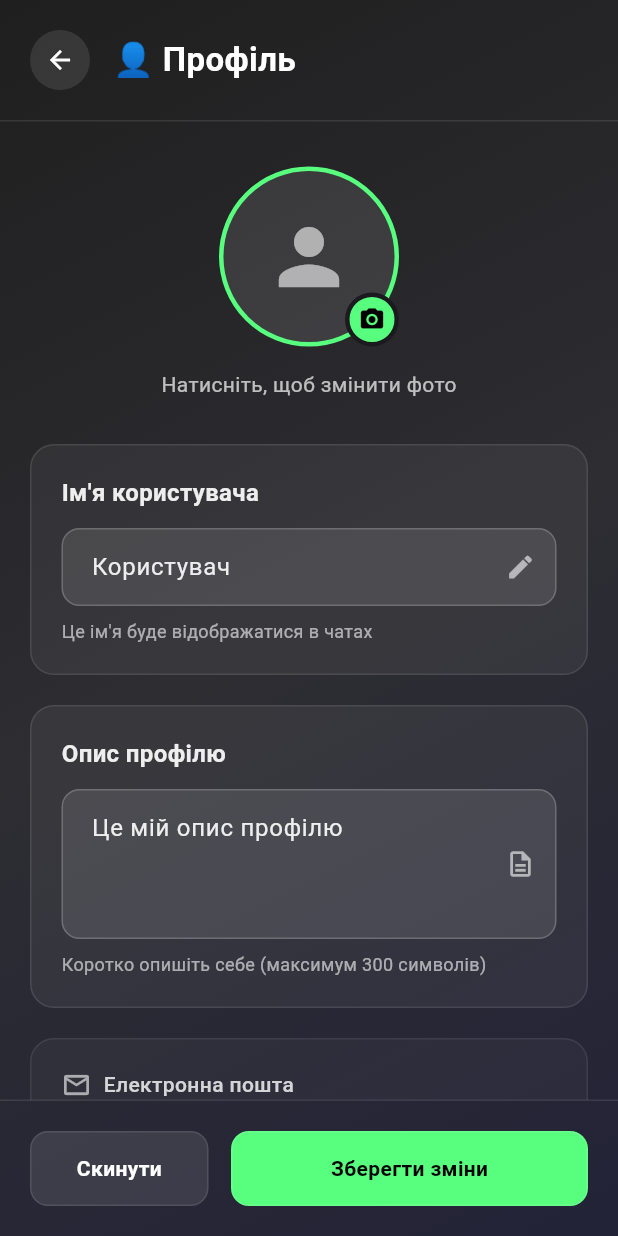
After one commit to Kvazar-213452/Voxta-mobile, a Flutter app: the ProfileScreenWidget screen opened directly, on a phone screen of 412 x 824 dp. The commit adds this screen. Run offline on Flutter 3.47's test engine with Material 3 defaults, Android fonts, the phone set to English and light mode, and no system bars; our stand-ins replace flutter_secure_storage, image_picker, socket_io_client, sqflite, sqflite_common_ffi; missing offline and left inert: asn1lib, pointycastle; accounts and stored records are empty; network calls fail.

Commit message:
add profile_window

```diff
--- a/lib/screens/main_screen.dart
+++ b/lib/screens/main_screen.dart
@@ -6,6 +6,7 @@ import 'widgets/main/loading_screen_widget.dart';
 import 'widgets/main/empty_state_widget.dart';
 import 'widgets/main/app_background.dart';
 import 'widgets/main/windows/settings/settings_windo.dart';
+import 'widgets/main/windows/profile_settings/profile_window.dart';
 import '../services/chat/socket_service.dart';
 import '../../models/storage_user.dart';
 import 'widgets/main/windows/add_chat/add_chat_window.dart';
@@ -187,6 +188,7 @@ class _MainScreenState extends State<MainScreen> {
       searchController: searchController,
       onChatTap: _onChatTap,
       onSettingsTap: _openSettings,
+      onProfileSettingsTap: _openProfileSettings,
       onAddChatTap: _openAddChat,
     );
   }
@@ -326,6 +328,14 @@ class _MainScreenState extends State<MainScreen> {
       builder: (context) => AddChatScreen(key: AddChatScreen.addChatScreenKey),
     );
   }
+
+  void _openProfileSettings() {
+    showDialog(
+      context: context,
+      barrierDismissible: false,
+      builder: (context) => const ProfileScreenWidget(),
+    );
+  }
 }
 
 // AddChatScreen
--- a/lib/screens/widgets/main/chat_list_widget.dart
+++ b/lib/screens/widgets/main/chat_list_widget.dart
@@ -7,6 +7,7 @@ class ChatListWidget extends StatelessWidget {
   final TextEditingController searchController;
   final Function(ChatItem) onChatTap;
   final VoidCallback onSettingsTap;
+  final VoidCallback onProfileSettingsTap;
   final VoidCallback onAddChatTap;
 
   const ChatListWidget({
@@ -16,6 +17,7 @@ class ChatListWidget extends StatelessWidget {
     required this.onChatTap,
     required this.onSettingsTap,
     required this.onAddChatTap,
+    required this.onProfileSettingsTap,
   });
 
   @override
@@ -48,9 +50,11 @@ class ChatListWidget extends StatelessWidget {
                         ),
                         Row(
                           children: [
-                            _buildHeaderButton(Icons.add, onAddChatTap),
+                            _buildHeaderButton(Icons.manage_accounts, onProfileSettingsTap),
                             const SizedBox(width: 8),
                             _buildHeaderButton(Icons.settings, onSettingsTap),
+                            const SizedBox(width: 8),
+                            _buildHeaderButton(Icons.add, onAddChatTap),
                           ],
                         ),
                       ],
--- /dev/null
+++ b/lib/screens/widgets/main/windows/profile_settings/footer.dart
@@ -0,0 +1,92 @@
+import 'package:flutter/material.dart';
+
+class ProfileFooterWidget extends StatelessWidget {
+  final VoidCallback onReset;
+  final VoidCallback onSave;
+  final bool isLoading;
+
+  const ProfileFooterWidget({
+    super.key,
+    required this.onReset,
+    required this.onSave,
+    this.isLoading = false,
+  });
+
+  @override
+  Widget build(BuildContext context) {
+    return Container(
+      padding: const EdgeInsets.all(20),
+      decoration: BoxDecoration(
+        border: Border(
+          top: BorderSide(
+            color: Colors.white.withOpacity(0.1),
+          ),
+        ),
+      ),
+      child: Row(
+        children: [
+          Expanded(
+            child: _buildFooterButton(
+              text: 'Скинути',
+              color: Colors.white.withOpacity(0.1),
+              textColor: Colors.white,
+              onTap: onReset,
+            ),
+          ),
+          const SizedBox(width: 15),
+          Expanded(
+            flex: 2,
+            child: _buildFooterButton(
+              text: isLoading ? 'Збереження...' : 'Зберегти зміни',
+              color: const Color(0xFF58ff7f),
+              textColor: Colors.black,
+              onTap: isLoading ? () {} : onSave,
+              isLoading: isLoading,
+            ),
+          ),
+        ],
+      ),
+    );
+  }
+
+  Widget _buildFooterButton({
+    required String text,
+    required Color color,
+    required Color textColor,
+    required VoidCallback onTap,
+    bool isLoading = false,
+  }) {
+    return GestureDetector(
+      onTap: onTap,
+      child: Container(
+        padding: const EdgeInsets.symmetric(vertical: 14),
+        decoration: BoxDecoration(
+          color: color,
+          borderRadius: BorderRadius.circular(12),
+          border: Border.all(
+            color: Colors.white.withOpacity(0.1),
+          ),
+        ),
+        child: Center(
+          child: isLoading
+            ? const SizedBox(
+                width: 20,
+                height: 20,
+                child: CircularProgressIndicator(
+                  strokeWidth: 2,
+                  valueColor: AlwaysStoppedAnimation<Color>(Colors.black),
+                ),
+              )
+            : Text(
+                text,
+                style: TextStyle(
+                  fontSize: 14,
+                  fontWeight: FontWeight.w600,
+                  color: textColor,
+                ),
+              ),
+        ),
+      ),
+    );
+  }
+}
--- /dev/null
+++ b/lib/screens/widgets/main/windows/profile_settings/header.dart
@@ -0,0 +1,53 @@
+import 'package:flutter/material.dart';
+
+class ProfileHeaderWidget extends StatelessWidget {
+  final VoidCallback onBackPressed;
+
+  const ProfileHeaderWidget({
+    super.key,
+    required this.onBackPressed,
+  });
+
+  @override
+  Widget build(BuildContext context) {
+    return Container(
+      padding: const EdgeInsets.all(20),
+      decoration: BoxDecoration(
+        border: Border(
+          bottom: BorderSide(
+            color: Colors.white.withOpacity(0.1),
+          ),
+        ),
+      ),
+      child: Row(
+        children: [
+          GestureDetector(
+            onTap: onBackPressed,
+            child: Container(
+              width: 40,
+              height: 40,
+              decoration: BoxDecoration(
+                color: Colors.white.withOpacity(0.1),
+                borderRadius: BorderRadius.circular(20),
+              ),
+              child: const Icon(
+                Icons.arrow_back,
+                color: Colors.white,
+                size: 20,
+              ),
+            ),
+          ),
+          const SizedBox(width: 15),
+          const Text(
+            '👤 Профіль',
+            style: TextStyle(
+              fontSize: 22,
+              fontWeight: FontWeight.w600,
+              color: Colors.white,
+            ),
+          ),
+        ],
+      ),
+    );
+  }
+}
--- /dev/null
+++ b/lib/screens/widgets/main/windows/profile_settings/profile_window.dart
@@ -0,0 +1,533 @@
+import 'package:flutter/material.dart';
+import 'package:image_picker/image_picker.dart';
+import 'dart:io';
+import 'header.dart';
+import 'footer.dart';
+
+class ProfileScreenWidget extends StatefulWidget {
+  const ProfileScreenWidget({super.key});
+
+  @override
+  State<ProfileScreenWidget> createState() => _ProfileScreenWidgetState();
+}
+
+class _ProfileScreenWidgetState extends State<ProfileScreenWidget>
+    with SingleTickerProviderStateMixin {
+
+  late AnimationController _animationController;
+  late Animation<double> _slideAnimation;
+  late Animation<double> _fadeAnimation;
+
+  final TextEditingController _nameController = TextEditingController();
+  final TextEditingController _descriptionController = TextEditingController();
+
+  // Дані профілю
+  String _profileImageUrl = 'https://play-lh.googleusercontent.com/tjs6beHY9MUE_X4yeUB6Vj-qFXv8oOs71ka82vjbp_2_1cBTOCfGLsZ_8pORo2W-SA';
+  File? _selectedImage;
+  String _userEmail = 'user@example.com';
+  String _userId = 'ID: 123456789';
+
+  bool _isLoading = false;
+
+  @override
+  void initState() {
+    super.initState();
+    _setupAnimations();
+    _loadProfileData();
+  }
+
+  void _setupAnimations() {
+    _animationController = AnimationController(
+      duration: const Duration(milliseconds: 300),
+      vsync: this,
+    );
+
+    _slideAnimation = Tween<double>(
+      begin: 1.0,
+      end: 0.0,
+    ).animate(CurvedAnimation(
+      parent: _animationController,
+      curve: Curves.easeOutCubic,
+    ));
+
+    _fadeAnimation = Tween<double>(
+      begin: 0.0,
+      end: 1.0,
+    ).animate(CurvedAnimation(
+      parent: _animationController,
+      curve: Curves.easeOut,
+    ));
+
+    _animationController.forward();
+  }
+
+  void _loadProfileData() {
+    // Симуляція завантаження даних профілю
+    setState(() {
+      _nameController.text = 'Користувач';
+      _descriptionController.text = 'Це мій опис профілю';
+    });
+  }
+
+  @override
+  void dispose() {
+    _animationController.dispose();
+    _nameController.dispose();
+    _descriptionController.dispose();
+    super.dispose();
+  }
+
+  Future<void> _pickImage() async {
+    final ImagePicker picker = ImagePicker();
+    final XFile? image = await picker.pickImage(
+      source: ImageSource.gallery,
+      maxWidth: 512,
+      maxHeight: 512,
+      imageQuality: 80,
+    );
+
+    if (image != null) {
+      setState(() {
+        _selectedImage = File(image.path);
+      });
+    }
+  }
+
+  void _closeProfile() {
+    _animationController.reverse().then((_) {
+      Navigator.of(context).pop();
+    });
+  }
+
+  void _saveProfile() async {
+    setState(() {
+      _isLoading = true;
+    });
+
+    // Симуляція збереження
+    await Future.delayed(const Duration(seconds: 1));
+
+    setState(() {
+      _isLoading = false;
+    });
+
+    // Показати повідомлення про успіх
+    ScaffoldMessenger.of(context).showSnackBar(
+      const SnackBar(
+        content: Text('Профіль успішно збережено!'),
+        backgroundColor: Color(0xFF58ff7f),
+        duration: Duration(seconds: 2),
+      ),
+    );
+  }
+
+  void _resetProfile() {
+    setState(() {
+      _nameController.text = 'Користувач';
+      _descriptionController.text = 'Це мій опис профілю';
+      _selectedImage = null;
+    });
+  }
+
+  @override
+  Widget build(BuildContext context) {
+    return AnimatedBuilder(
+      animation: _animationController,
+      builder: (context, child) {
+        return Scaffold(
+          backgroundColor: const Color(0xFF1a1a1f),
+          body: Transform.translate(
+            offset: Offset(MediaQuery.of(context).size.width * _slideAnimation.value, 0),
+            child: Opacity(
+              opacity: _fadeAnimation.value,
+              child: Container(
+                decoration: const BoxDecoration(
+                  gradient: LinearGradient(
+                    begin: Alignment.topLeft,
+                    end: Alignment.bottomRight,
+                    colors: [
+                      Color(0xFF1F1F1F),
+                      Color(0xFF2D2D32),
+                      Color(0xFF232338),
+                    ],
+                  ),
+                ),
+                child: SafeArea(
+                  child: Column(
+                    children: [
+                      ProfileHeaderWidget(onBackPressed: _closeProfile),
+                      Expanded(
+                        child: SingleChildScrollView(
+                          padding: const EdgeInsets.symmetric(horizontal: 20),
+                          child: Column(
+                            children: [
+                              const SizedBox(height: 30),
+                              _buildProfileImage(),
+                              const SizedBox(height: 30),
+                              _buildEditableFields(),
+                              const SizedBox(height: 20),
+                              _buildReadOnlyFields(),
+                              const SizedBox(height: 30),
+                            ],
+                          ),
+                        ),
+                      ),
+                      ProfileFooterWidget(
+                        onReset: _resetProfile,
+                        onSave: _saveProfile,
+                        isLoading: _isLoading,
+                      ),
+                    ],
+                  ),
+                ),
+              ),
+            ),
+          ),
+        );
+      },
+    );
+  }
+
+  Widget _buildProfileImage() {
+    return Column(
+      children: [
+        GestureDetector(
+          onTap: _pickImage,
+          child: Stack(
+            alignment: Alignment.center,
+            children: [
+              Container(
+                width: 120,
+                height: 120,
+                decoration: BoxDecoration(
+                  borderRadius: BorderRadius.circular(60),
+                  border: Border.all(
+                    color: const Color(0xFF58ff7f),
+                    width: 3,
+                  ),
+                ),
+                child: ClipRRect(
+                  borderRadius: BorderRadius.circular(57),
+                  child: _selectedImage != null
+                      ? Image.file(
+                          _selectedImage!,
+                          width: 120,
+                          height: 120,
+                          fit: BoxFit.cover,
+                        )
+                      : Image.network(
+                          _profileImageUrl,
+                          width: 120,
+                          height: 120,
+                          fit: BoxFit.cover,
+                          errorBuilder: (context, error, stackTrace) {
+                            return Container(
+                              width: 120,
+                              height: 120,
+                              color: Colors.white.withOpacity(0.1),
+                              child: Icon(
+                                Icons.person,
+                                size: 60,
+                                color: Colors.white.withOpacity(0.6),
+                              ),
+                            );
+                          },
+                          loadingBuilder: (context, child, loadingProgress) {
+                            if (loadingProgress == null) return child;
+                            return Container(
+                              width: 120,
+                              height: 120,
+                              color: Colors.white.withOpacity(0.1),
+                              child: const Center(
+                                child: CircularProgressIndicator(
+                                  valueColor: AlwaysStoppedAnimation<Color>(Color(0xFF58ff7f)),
+                                ),
+                              ),
+                            );
+                          },
+                        ),
+                ),
+              ),
+              Positioned(
+                bottom: 0,
+                right: 0,
+                child: Container(
+                  width: 36,
+                  height: 36,
+                  decoration: BoxDecoration(
+                    color: const Color(0xFF58ff7f),
+                    borderRadius: BorderRadius.circular(18),
+                    border: Border.all(
+                      color: const Color(0xFF1a1a1f),
+                      width: 3,
+                    ),
+                  ),
+                  child: const Icon(
+                    Icons.camera_alt,
+                    color: Colors.black,
+                    size: 18,
+                  ),
+                ),
+              ),
+            ],
+          ),
+        ),
+        const SizedBox(height: 15),
+        Text(
+          'Натисніть, щоб змінити фото',
+          style: TextStyle(
+            fontSize: 14,
+            color: Colors.white.withOpacity(0.7),
+          ),
+        ),
+      ],
+    );
+  }
+
+  Widget _buildEditableFields() {
+    return Column(
+      children: [
+        Container(
+          padding: const EdgeInsets.all(20),
+          decoration: BoxDecoration(
+            color: Colors.white.withOpacity(0.05),
+            borderRadius: BorderRadius.circular(16),
+            border: Border.all(
+              color: Colors.white.withOpacity(0.1),
+            ),
+          ),
+          child: Column(
+            crossAxisAlignment: CrossAxisAlignment.start,
+            children: [
+              const Text(
+                'Ім\'я користувача',
+                style: TextStyle(
+                  fontSize: 16,
+                  fontWeight: FontWeight.w600,
+                  color: Color(0xFFEEEEEE),
+                ),
+              ),
+              const SizedBox(height: 12),
+              TextField(
+                controller: _nameController,
+                style: const TextStyle(
+                  color: Color(0xFFEEEEEE),
+                  fontSize: 16,
+                ),
+                decoration: InputDecoration(
+                  hintText: 'Введіть ваше ім\'я...',
+                  hintStyle: TextStyle(
+                    color: Colors.white.withOpacity(0.5),
+                  ),
+                  filled: true,
+                  fillColor: const Color(0x1AFFFFFF),
+                  border: OutlineInputBorder(
+                    borderRadius: BorderRadius.circular(12),
+                    borderSide: BorderSide(
+                      color: Colors.white.withOpacity(0.2),
+                    ),
+                  ),
+                  enabledBorder: OutlineInputBorder(
+                    borderRadius: BorderRadius.circular(12),
+                    borderSide: BorderSide(
+                      color: Colors.white.withOpacity(0.2),
+                    ),
+                  ),
+                  focusedBorder: OutlineInputBorder(
+                    borderRadius: BorderRadius.circular(12),
+                    borderSide: const BorderSide(
+                      color: Color(0xFF58ff7f),
+                      width: 2,
+                    ),
+                  ),
+                  contentPadding: const EdgeInsets.symmetric(
+                    horizontal: 16,
+                    vertical: 14,
+                  ),
+                  suffixIcon: Icon(
+                    Icons.edit,
+                    color: Colors.white.withOpacity(0.6),
+                    size: 20,
+                  ),
+                ),
+              ),
+              const SizedBox(height: 8),
+              Text(
+                'Це ім\'я буде відображатися в чатах',
+                style: TextStyle(
+                  fontSize: 12,
+                  color: Colors.white.withOpacity(0.6),
+                ),
+              ),
+            ],
+          ),
+        ),
+        const SizedBox(height: 20),
+        Container(
+          padding: const EdgeInsets.all(20),
+          decoration: BoxDecoration(
+            color: Colors.white.withOpacity(0.05),
+            borderRadius: BorderRadius.circular(16),
+            border: Border.all(
+              color: Colors.white.withOpacity(0.1),
+            ),
+          ),
+          child: Column(
+            crossAxisAlignment: CrossAxisAlignment.start,
+            children: [
+              const Text(
+                'Опис профілю',
+                style: TextStyle(
+                  fontSize: 16,
+                  fontWeight: FontWeight.w600,
+                  color: Color(0xFFEEEEEE),
+                ),
+              ),
+              const SizedBox(height: 12),
+              TextField(
+                controller: _descriptionController,
+                maxLines: 3,
+                style: const TextStyle(
+                  color: Color(0xFFEEEEEE),
+                  fontSize: 16,
+                ),
+                decoration: InputDecoration(
+                  hintText: 'Розкажіть про себе...',
+                  hintStyle: TextStyle(
+                    color: Colors.white.withOpacity(0.5),
+                  ),
+                  filled: true,
+                  fillColor: const Color(0x1AFFFFFF),
+                  border: OutlineInputBorder(
+                    borderRadius: BorderRadius.circular(12),
+                    borderSide: BorderSide(
+                      color: Colors.white.withOpacity(0.2),
+                    ),
+                  ),
+                  enabledBorder: OutlineInputBorder(
+                    borderRadius: BorderRadius.circular(12),
+                    borderSide: BorderSide(
+                      color: Colors.white.withOpacity(0.2),
+                    ),
+                  ),
+                  focusedBorder: OutlineInputBorder(
+                    borderRadius: BorderRadius.circular(12),
+                    borderSide: const BorderSide(
+                      color: Color(0xFF58ff7f),
+                      width: 2,
+                    ),
+                  ),
+                  contentPadding: const EdgeInsets.symmetric(
+                    horizontal: 16,
+                    vertical: 14,
+                  ),
+                  suffixIcon: Icon(
+                    Icons.description_outlined,
+                    color: Colors.white.withOpacity(0.6),
+                    size: 20,
+                  ),
+                ),
+              ),
+              const SizedBox(height: 8),
+              Text(
+                'Коротко опишіть себе (максимум 300 символів)',
+                style: TextStyle(
+                  fontSize: 12,
+                  color: Colors.white.withOpacity(0.6),
+                ),
+              ),
+            ],
+          ),
+        ),
+      ],
+    );
+  }
+
+  Widget _buildReadOnlyFields() {
+    return Column(
+      children: [
+        _buildReadOnlyField(
+          title: 'Електронна пошта',
+          value: _userEmail,
+          icon: Icons.email_outlined,
+        ),
+        const SizedBox(height: 15),
+        _buildReadOnlyField(
+          title: 'Унікальний ідентифікатор',
+          value: _userId,
+          icon: Icons.badge_outlined,
+        ),
+      ],
+    );
+  }
+
+  Widget _buildReadOnlyField({
+    required String title,
+    required String value,
+    required IconData icon,
+  }) {
+    return Container(
+      padding: const EdgeInsets.all(20),
+      decoration: BoxDecoration(
+        color: Colors.white.withOpacity(0.03),
+        borderRadius: BorderRadius.circular(16),
+        border: Border.all(
+          color: Colors.white.withOpacity(0.08),
+        ),
+      ),
+      child: Column(
+        crossAxisAlignment: CrossAxisAlignment.start,
+        children: [
+          Row(
+            children: [
+              Icon(
+                icon,
+                color: Colors.white.withOpacity(0.6),
+                size: 20,
+              ),
+              const SizedBox(width: 8),
+              Text(
+                title,
+                style: TextStyle(
+                  fontSize: 14,
+                  fontWeight: FontWeight.w500,
+                  color: Colors.white.withOpacity(0.8),
+                ),
+              ),
+            ],
+          ),
+          const SizedBox(height: 12),
+          Container(
+            width: double.infinity,
+            padding: const EdgeInsets.symmetric(horizontal: 16, vertical: 14),
+            decoration: BoxDecoration(
+              color: Colors.white.withOpacity(0.05),
+              borderRadius: BorderRadius.circular(12),
+              border: Border.all(
+                color: Colors.white.withOpacity(0.1),
+              ),
+            ),
+            child: Row(
+              children: [
+                Expanded(
+                  child: Text(
+                    value,
+                    style: TextStyle(
+                      fontSize: 16,
+                      color: Colors.white.withOpacity(0.7),
+                    ),
+                  ),
+                ),
+                Icon(
+                  Icons.lock_outline,
+                  color: Colors.white.withOpacity(0.4),
+                  size: 18,
+                ),
+              ],
+            ),
+          ),
+        ],
+      ),
+    );
+  }
+}
```
